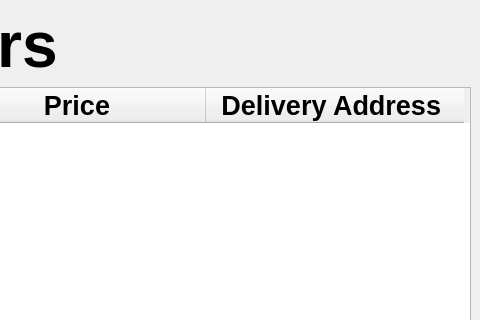
First picture: the form in orders.ui, repository acmpesuecc/GrowPal, before the edit; both pictures show x 320 to 800 and y 0 to 320 of the 800 by 600 pixel window.
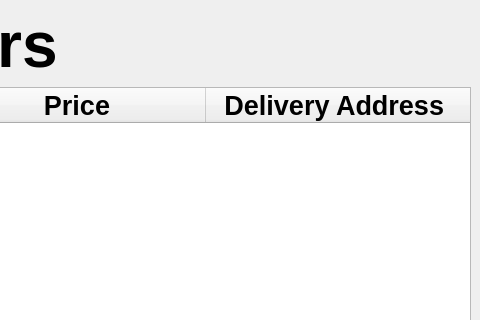
Second picture: the form after the edit.

Commit message: finished orders page

```diff
--- a/orders.ui
+++ b/orders.ui
@@ -58,12 +58,18 @@
     </item>
     <item row="1" column="0" colspan="2">
      <widget class="QTableWidget" name="tableWidget">
+      <property name="sizeAdjustPolicy">
+       <enum>QAbstractScrollArea::AdjustToContents</enum>
+      </property>
       <attribute name="horizontalHeaderCascadingSectionResizes">
        <bool>false</bool>
       </attribute>
       <attribute name="horizontalHeaderDefaultSectionSize">
        <number>258</number>
       </attribute>
+      <attribute name="horizontalHeaderStretchLastSection">
+       <bool>true</bool>
+      </attribute>
       <column>
        <property name="text">
         <string>Item</string>
```
The commit also changes 2 other files.
